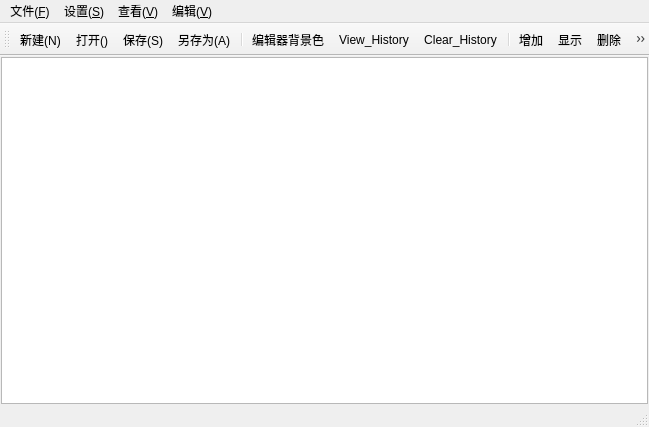
Qt form mainwindow.ui (L-lwt/daazuoye) before a commit.
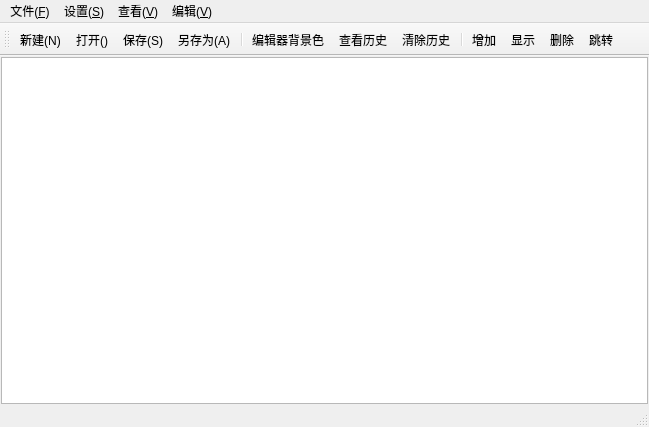
The same form after that commit. Icons and pictures are not drawn.

The edit to the form file:
```diff
--- a/mainwindow.ui
+++ b/mainwindow.ui
@@ -256,7 +256,7 @@
      <normaloff>:/image/view_history.png</normaloff>:/image/view_history.png</iconset>
    </property>
    <property name="text">
-    <string>View_History</string>
+    <string>查看历史</string>
    </property>
    <property name="toolTip">
     <string>查看历史</string>
@@ -271,7 +271,10 @@
      <normaloff>:/image/delete_history.png</normaloff>:/image/delete_history.png</iconset>
    </property>
    <property name="text">
-    <string>Clear_History</string>
+    <string>清除历史</string>
+   </property>
+   <property name="toolTip">
+    <string>清除历史</string>
    </property>
    <property name="menuRole">
     <enum>QAction::MenuRole::NoRole</enum>
```
Left out of the diff: 39 changed lines with no effect on the pictures.
